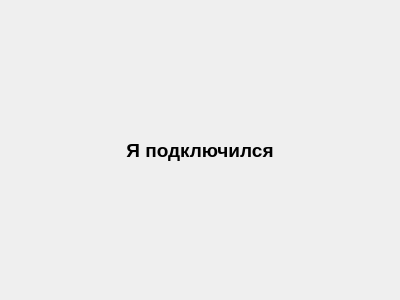
The window that dialog_db.ui (18thday/net_7_3_1_qt_widgets) describes before a commit, drawn with Qt 5.
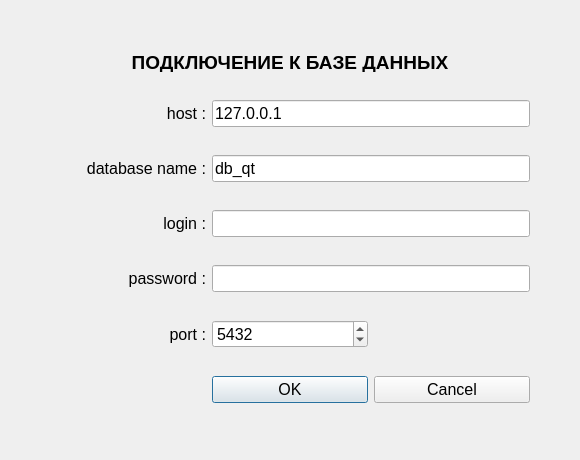
The same window after the commit.

Commit message: Fix: open db_connection in new window

```diff
--- a/dialog_db.ui
+++ b/dialog_db.ui
@@ -6,16 +6,34 @@
    <rect>
     <x>0</x>
     <y>0</y>
-    <width>400</width>
-    <height>300</height>
+    <width>580</width>
+    <height>460</height>
    </rect>
   </property>
   <property name="windowTitle">
    <string>Dialog</string>
   </property>
   <layout class="QGridLayout" name="gridLayout">
-   <item row="0" column="0">
-    <widget class="QLabel" name="label">
+   <property name="leftMargin">
+    <number>50</number>
+   </property>
+   <property name="topMargin">
+    <number>30</number>
+   </property>
+   <property name="rightMargin">
+    <number>50</number>
+   </property>
+   <property name="bottomMargin">
+    <number>30</number>
+   </property>
+   <item row="0" column="0" colspan="3">
+    <widget class="QLabel" name="l_form_titile">
+     <property name="maximumSize">
+      <size>
+       <width>16777215</width>
+       <height>20</height>
+      </size>
+     </property>
      <property name="font">
       <font>
        <pointsize>14</pointsize>
@@ -23,13 +41,175 @@
       </font>
      </property>
      <property name="text">
-      <string>Я подключился</string>
+      <string>ПОДКЛЮЧЕНИЕ К БАЗЕ ДАННЫХ</string>
      </property>
      <property name="alignment">
       <set>Qt::AlignCenter</set>
      </property>
     </widget>
    </item>
+   <item row="1" column="0">
+    <widget class="QLabel" name="l_db_host">
+     <property name="font">
+      <font>
+       <pointsize>12</pointsize>
+      </font>
+     </property>
+     <property name="text">
+      <string>host :</string>
+     </property>
+     <property name="alignment">
+      <set>Qt::AlignRight|Qt::AlignTrailing|Qt::AlignVCenter</set>
+     </property>
+    </widget>
+   </item>
+   <item row="1" column="1" colspan="2">
+    <widget class="QLineEdit" name="le_db_host">
+     <property name="font">
+      <font>
+       <pointsize>12</pointsize>
+      </font>
+     </property>
+     <property name="text">
+      <string>127.0.0.1</string>
+     </property>
+    </widget>
+   </item>
+   <item row="2" column="0">
+    <widget class="QLabel" name="l_db_name">
+     <property name="font">
+      <font>
+       <pointsize>12</pointsize>
+      </font>
+     </property>
+     <property name="text">
+      <string>database name :</string>
+     </property>
+     <property name="alignment">
+      <set>Qt::AlignRight|Qt::AlignTrailing|Qt::AlignVCenter</set>
+     </property>
+    </widget>
+   </item>
+   <item row="2" column="1" colspan="2">
+    <widget class="QLineEdit" name="le_db_name">
+     <property name="font">
+      <font>
+       <pointsize>12</pointsize>
+      </font>
+     </property>
+     <property name="text">
+      <string>db_qt</string>
+     </property>
+    </widget>
+   </item>
+   <item row="3" column="0">
+    <widget class="QLabel" name="l_db_login">
+     <property name="font">
+      <font>
+       <pointsize>12</pointsize>
+      </font>
+     </property>
+     <property name="text">
+      <string>login :</string>
+     </property>
+     <property name="alignment">
+      <set>Qt::AlignRight|Qt::AlignTrailing|Qt::AlignVCenter</set>
+     </property>
+    </widget>
+   </item>
+   <item row="3" column="1" colspan="2">
+    <widget class="QLineEdit" name="le_db_login">
+     <property name="font">
+      <font>
+       <pointsize>12</pointsize>
+      </font>
+     </property>
+    </widget>
+   </item>
+   <item row="4" column="0">
+    <widget class="QLabel" name="l_db_password">
+     <property name="font">
+      <font>
+       <pointsize>12</pointsize>
+      </font>
+     </property>
+     <property name="text">
+      <string>password :</string>
+     </property>
+     <property name="alignment">
+      <set>Qt::AlignRight|Qt::AlignTrailing|Qt::AlignVCenter</set>
+     </property>
+    </widget>
+   </item>
+   <item row="4" column="1" colspan="2">
+    <widget class="QLineEdit" name="le_db_password">
+     <property name="font">
+      <font>
+       <pointsize>12</pointsize>
+      </font>
+     </property>
+     <property name="echoMode">
+      <enum>QLineEdit::Password</enum>
+     </property>
+    </widget>
+   </item>
+   <item row="5" column="0">
+    <widget class="QLabel" name="l_db_port">
+     <property name="font">
+      <font>
+       <pointsize>12</pointsize>
+      </font>
+     </property>
+     <property name="text">
+      <string>port :</string>
+     </property>
+     <property name="alignment">
+      <set>Qt::AlignRight|Qt::AlignTrailing|Qt::AlignVCenter</set>
+     </property>
+    </widget>
+   </item>
+   <item row="5" column="1">
+    <widget class="QSpinBox" name="sb_db_port">
+     <property name="font">
+      <font>
+       <pointsize>12</pointsize>
+      </font>
+     </property>
+     <property name="cursor">
+      <cursorShape>ArrowCursor</cursorShape>
+     </property>
+     <property name="maximum">
+      <number>65536</number>
+     </property>
+     <property name="value">
+      <number>5432</number>
+     </property>
+    </widget>
+   </item>
+   <item row="6" column="1">
+    <widget class="QPushButton" name="pb_db_conn_ok">
+     <property name="font">
+      <font>
+       <pointsize>12</pointsize>
+      </font>
+     </property>
+     <property name="text">
+      <string>OK</string>
+     </property>
+    </widget>
+   </item>
+   <item row="6" column="2">
+    <widget class="QPushButton" name="pb_db_conn_cancel">
+     <property name="font">
+      <font>
+       <pointsize>12</pointsize>
+      </font>
+     </property>
+     <property name="text">
+      <string>Cancel</string>
+     </property>
+    </widget>
+   </item>
   </layout>
  </widget>
  <resources/>
```
Left out of the diff: 28 changed lines with no effect on the pictures. The commit also changes 3 other files.
